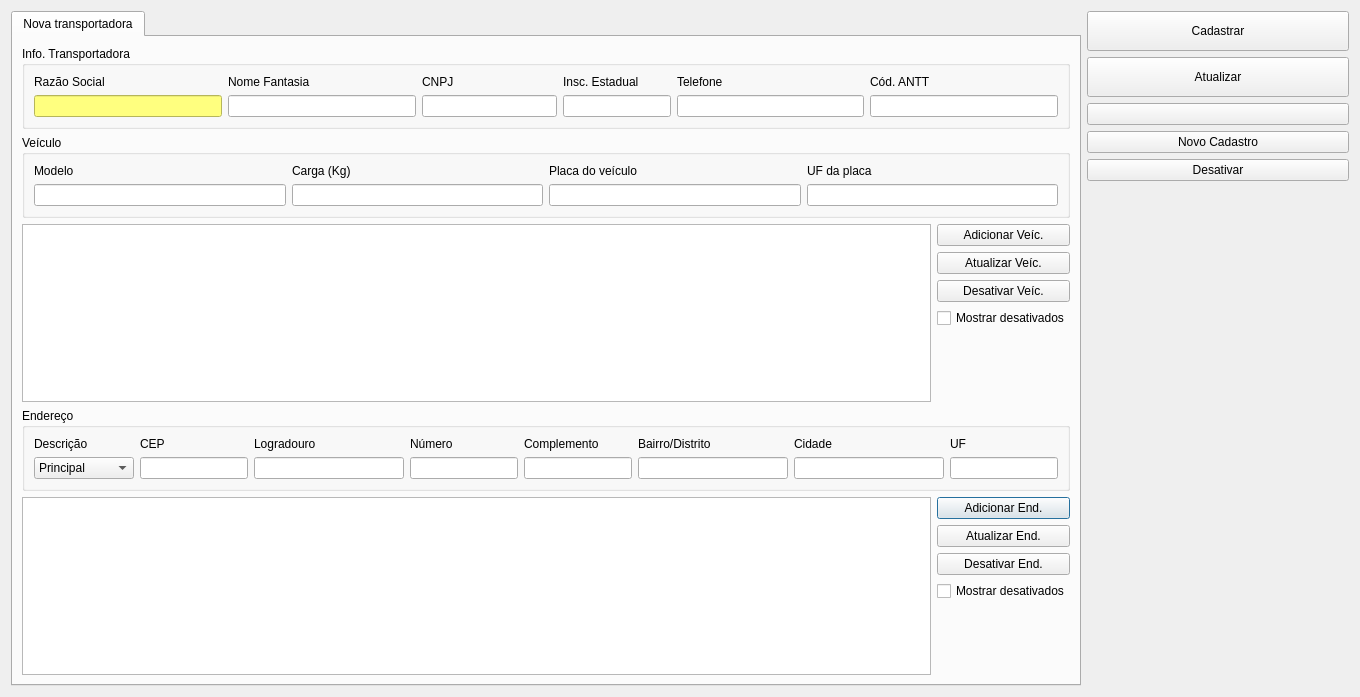
This is ui/cadastrotransportadora.ui in darktorres/ERP-STACCATO as Qt 5 draws it before an edit. The edited form follows.
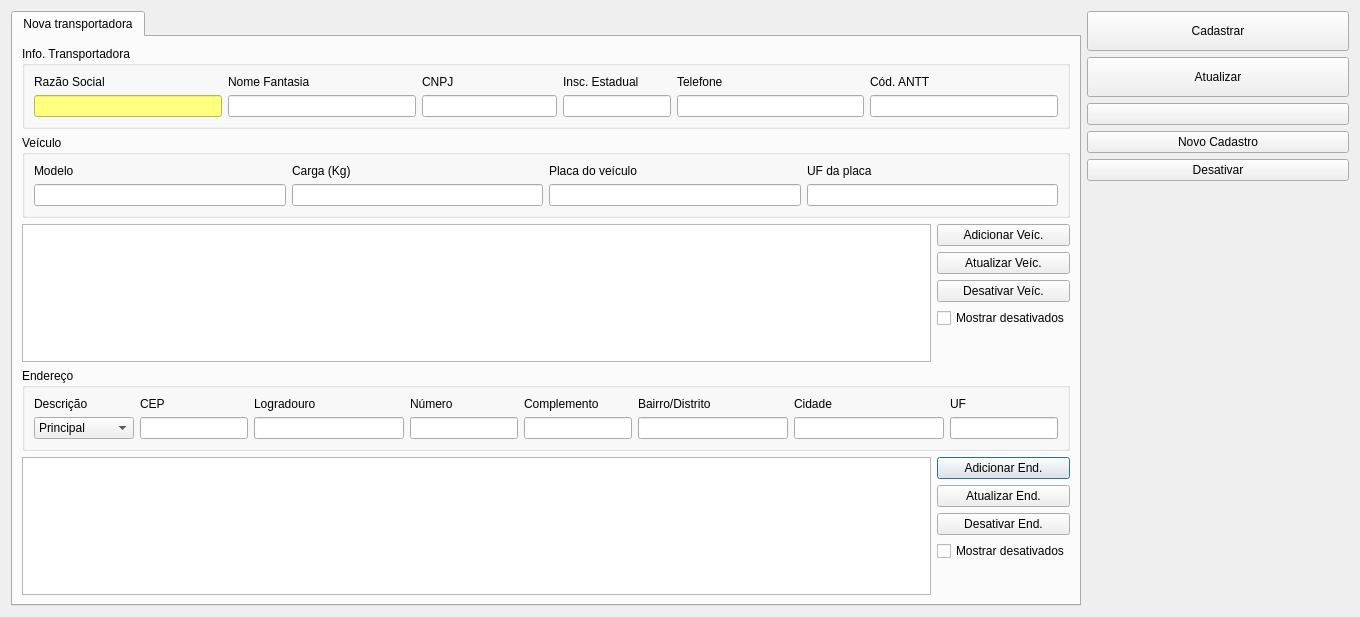
This is the edited form. Icons and pictures are not drawn. Custom widgets are drawn as their Qt base class.

What changed in the file:
```diff
--- a/ui/cadastrotransportadora.ui
+++ b/ui/cadastrotransportadora.ui
@@ -10,7 +10,7 @@
     <x>0</x>
     <y>0</y>
     <width>1360</width>
-    <height>697</height>
+    <height>617</height>
    </rect>
   </property>
   <property name="windowTitle">
@@ -567,8 +567,8 @@
            </property>
            <property name="sizeHint" stdset="0">
             <size>
-             <width>20</width>
-             <height>40</height>
+             <width>0</width>
+             <height>0</height>
             </size>
            </property>
           </spacer>
@@ -615,8 +615,8 @@
            </property>
            <property name="sizeHint" stdset="0">
             <size>
-             <width>20</width>
-             <height>40</height>
+             <width>0</width>
+             <height>0</height>
             </size>
            </property>
           </spacer>
@@ -718,8 +718,8 @@
        </property>
        <property name="sizeHint" stdset="0">
         <size>
-         <width>20</width>
-         <height>40</height>
+         <width>0</width>
+         <height>0</height>
         </size>
        </property>
       </spacer>
```
